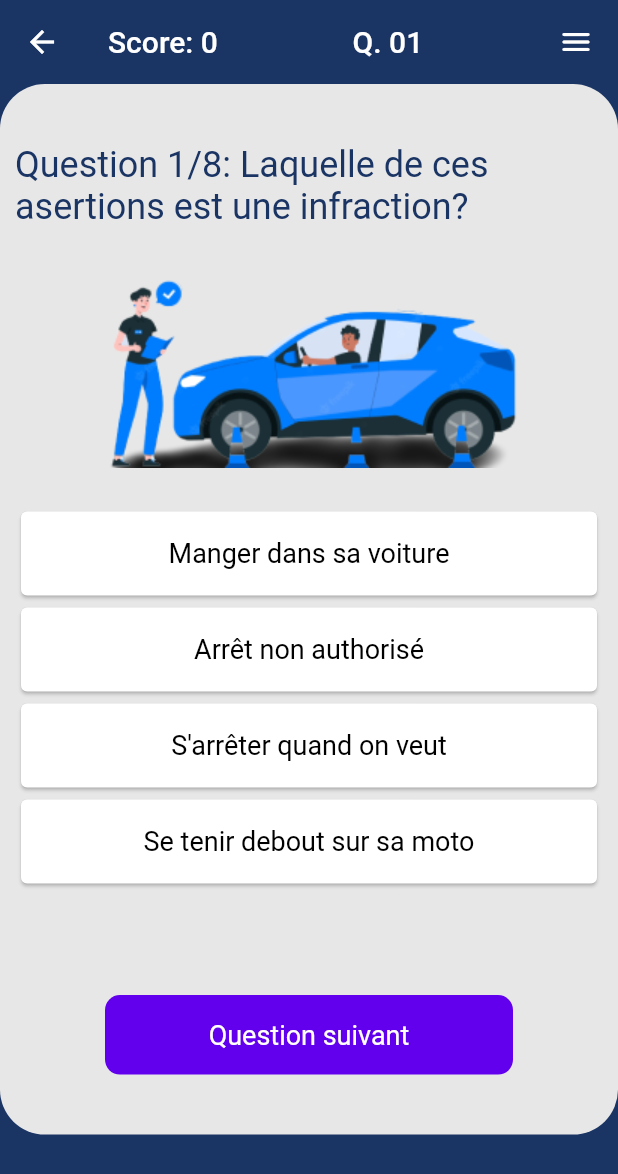
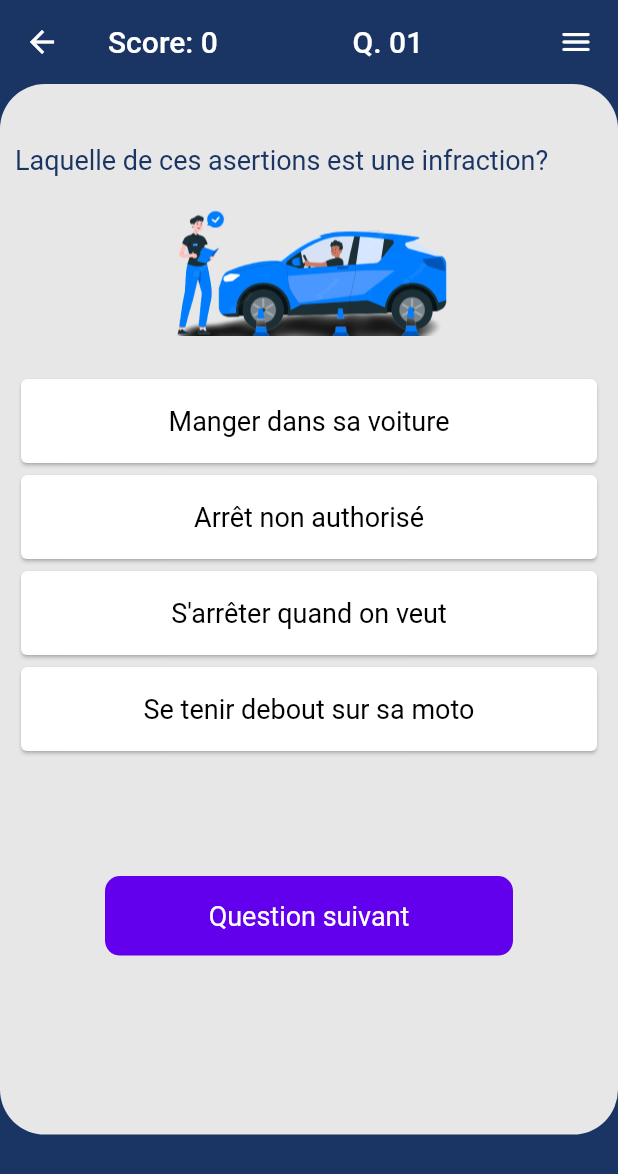
Before and after one commit to Dmchez33/IkaAutoEcoleMobile, a Flutter app: the QuestionsScreen screen opened directly, on a phone screen of 412 x 824 dp. Shown: the top 1174 px of the screen. Run offline on Flutter 3.47's test engine with Material 2 defaults, Android fonts, the light colour scheme and no system bars; our stand-ins replace animate_do, banner_carousel, dropdown_search, file_picker, flutter_map, just_audio and 6 more; missing offline and left inert: audioplayer, circular_image, flutter_carousel_slider, material_dialogs; accounts and stored records are empty.

Commit message:
suppression de question numerotation

```diff
--- a/lib/Pages/widgets/question_screen.dart
+++ b/lib/Pages/widgets/question_screen.dart
@@ -266,7 +266,7 @@ class _QuetionsScreenState extends State<QuestionsScreen> {
                 ),
               Expanded(
                 child: Align(
-                  alignment: FractionalOffset.bottomCenter,
+                  //alignment: FractionalOffset.bottomCenter,
                   child: GestureDetector(
                     onTap: () => nextQuestion(_questions.length),
                     child: const Padding(
--- a/lib/Pages/widgets/question_widget.dart
+++ b/lib/Pages/widgets/question_widget.dart
@@ -22,16 +22,16 @@ class QuestionWidget extends StatelessWidget {
         Container(
           alignment: Alignment.centerLeft,
           child: Text(
-            'Question ${indexAction + 1}/$totalQuestions: $question',
+            '$question',
             style: const TextStyle(
-              fontSize: 24.0,
+              fontSize: 18.0,
               color: background,
             ),
           ),
         ),
         Container(
           alignment: Alignment.center,
-          child: Image.asset(image),
+          child: Image.asset(image,width: 200,),
         )
       ],
     );
```
